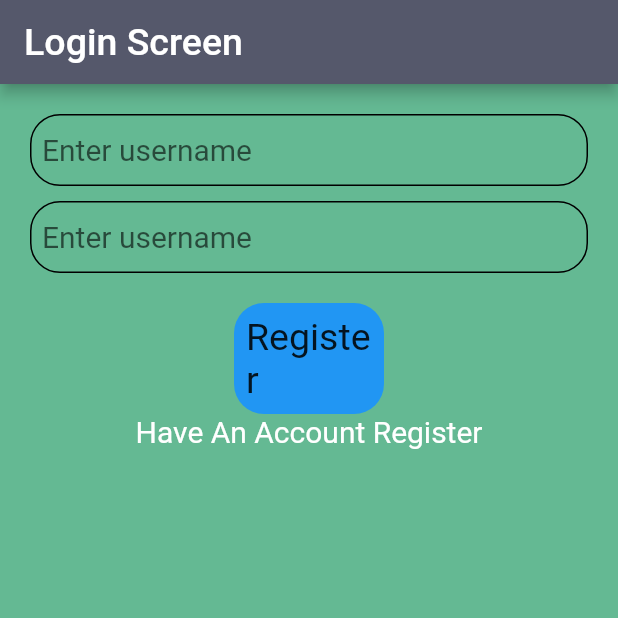
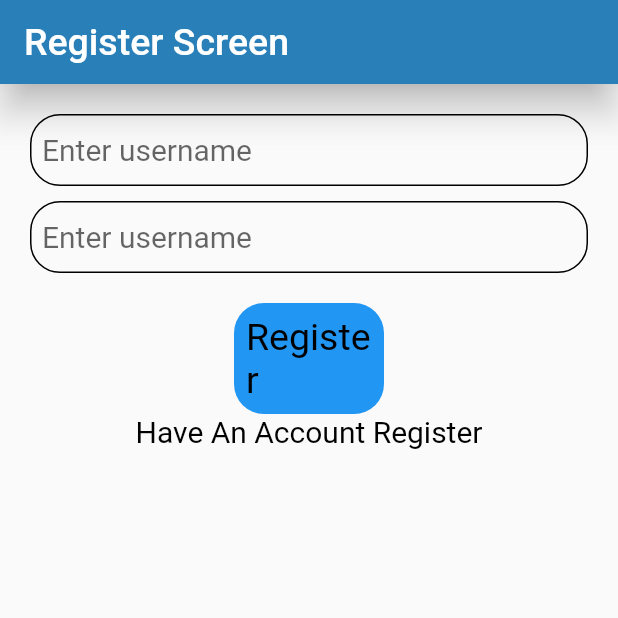
Before and after one commit to Atuldubey98/InstaAP, a Flutter app: the screen it shows after launch, after a tap on an icon or button, on a phone screen of 412 x 824 dp, the top half of it. Run offline on Flutter 3.47's test engine with Material 2 defaults, Android fonts, the phone set to English and light mode, and no system bars; our stand-ins replace shared_preferences; missing offline and left inert: flutter_socket_io; accounts and stored records are empty; network calls fail.

Commit message:
commit on 'master'

```diff
--- a/lib/main.dart
+++ b/lib/main.dart
@@ -37,6 +37,7 @@ class _MyAppState extends State<MyApp> {
       title: 'Flutter Demo',
       debugShowCheckedModeBanner: false,
       theme: ThemeData(
+        appBarTheme: AppBarTheme(elevation: 10),
         // This is the theme of your application.
         //
         // Try running your application with "flutter run". You'll see the
@@ -55,7 +56,11 @@ class _MyAppState extends State<MyApp> {
       home: FutureBuilder(
         builder: (context, datasnap) {
           if (datasnap.connectionState == ConnectionState.waiting) {
-            return Center(child: CircularProgressIndicator());
+            return Scaffold(
+              body: Center(
+                child: CircularProgressIndicator(),
+              ),
+            );
           } else if (datasnap.data == true) {
             return ChatRooms();
           }
--- a/lib/screens/loginscreen.dart
+++ b/lib/screens/loginscreen.dart
@@ -74,7 +74,6 @@ class _AuthenticateScreenState extends State<AuthenticateScreen> {
     return Scaffold(
       appBar: buildAppBar("Login Screen"),
       body: Container(
-        color: Color.fromRGBO(100, 185, 147, 1),
         padding: EdgeInsets.all(20),
         child: Form(
           key: formkey,
@@ -82,7 +81,9 @@ class _AuthenticateScreenState extends State<AuthenticateScreen> {
             children: <Widget>[
               TextFormField(
                 controller: usernameController,
-                style: TextStyle(fontSize: 20, color: Colors.white),
+                style: TextStyle(
+                  fontSize: 20,
+                ),
                 decoration: InputDecoration(
                   contentPadding: EdgeInsets.all(8),
                   hintText: "Enter username",
@@ -147,14 +148,14 @@ class _AuthenticateScreenState extends State<AuthenticateScreen> {
                     child: RichText(
                         text: TextSpan(
                             text: "Dont have an Account ",
-                            style: TextStyle(
-                              fontSize: 15,
-                            ),
+                            style: TextStyle(fontSize: 15, color: Colors.black),
                             children: [
                       TextSpan(
                           text: "Register Now!",
                           style: TextStyle(
-                              fontSize: 20, fontStyle: FontStyle.italic)),
+                              color: Colors.black,
+                              fontSize: 20,
+                              fontStyle: FontStyle.italic)),
                     ]))),
               )
             ],
--- a/lib/screens/registerScreen.dart
+++ b/lib/screens/registerScreen.dart
@@ -17,16 +17,29 @@ class _RegisterScreenState extends State<RegisterScreen> {
 
   registerMySelf() {
     if (formkey.currentState.validate()) {
-      _authenticateME.registerME(usernameController.text, passController.text);
+      _authenticateME
+          .registerME(usernameController.text, passController.text)
+          .then((value) {
+        if (value == "OK") {
+          showDialog(
+              context: context,
+              builder: (context) =>
+                  showDialogITEM("User Created Login to continue", context));
+        } else {
+          showDialog(
+              context: context,
+              builder: (context) =>
+                  showDialogITEM("Something is Wrong Try Again", context));
+        }
+      });
     }
   }
 
   @override
   Widget build(BuildContext context) {
     return Scaffold(
-      appBar: buildAppBar("Login Screen"),
+      appBar: buildAppBar("Register Screen"),
       body: Container(
-        color: Color.fromRGBO(100, 185, 147, 1),
         padding: EdgeInsets.all(20),
         child: Form(
           key: formkey,
@@ -65,7 +78,7 @@ class _RegisterScreenState extends State<RegisterScreen> {
                   ),
                   child: Text(
                     'Register',
-                    style: TextStyle(fontSize: 25),
+                    style: TextStyle(fontSize: 25, color: Colors.black),
                   ),
                 ),
               ),
@@ -81,7 +94,7 @@ class _RegisterScreenState extends State<RegisterScreen> {
                 child: Container(
                   child: Text(
                     "Have An Account Register",
-                    style: TextStyle(fontSize: 20, color: Colors.white),
+                    style: TextStyle(fontSize: 20, color: Colors.black),
                   ),
                 ),
               )
--- a/lib/utility/utils.dart
+++ b/lib/utility/utils.dart
@@ -9,6 +9,7 @@ class Utils {
   static String chatiditem = "/createchatID";
   static Map<String, String> map = {"Content-type": "application/json"};
   static String chatlistitem = "/getchatlist/";
+  static String clients = "/clients";
 
   static SocketIO getSocketIO(Function socketStatus) {
     SocketIO socketIO = SocketIOManager()
--- a/lib/widgets/simplewidgets.dart
+++ b/lib/widgets/simplewidgets.dart
@@ -6,13 +6,16 @@ AppBar buildAppBar(String heading) {
       heading,
       style: simpletextStyle(),
     ),
-    backgroundColor: Color.fromRGBO(85, 88, 107, 1),
+    backgroundColor: Color.fromRGBO(41, 128, 185, 1),
   );
 }
 
 AlertDialog showDialogITEM(String item, BuildContext context) {
   return AlertDialog(
+    contentPadding: EdgeInsets.all(8),
+    title: Text("Alert !"),
     content: Text(item),
+    elevation: 10,
     actions: <Widget>[
       RaisedButton(
         onPressed: () {
```
Also changed, not shown: lib/chatprovider/createchat.dart (+25 -0 lines), lib/dataprovider/authenticateME.dart (+8 -2 lines), lib/screens/chatScreen.dart (+10 -2 lines), lib/screens/chatrooms.dart (+70 -6 lines), lib/screens/friendsItem.dart (+3 -23 lines).
